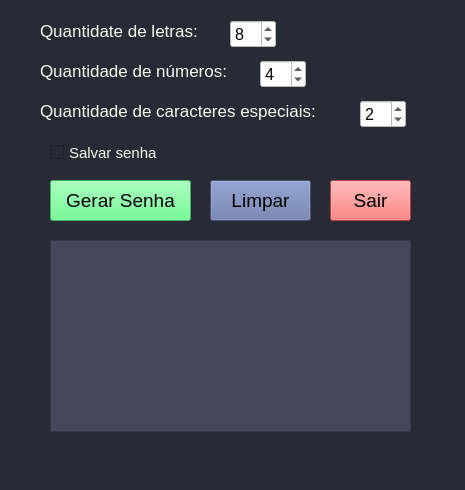
This is ui/main.ui in sandenbergmelo/gerador-de-senhas-python as Qt 5 draws it before an edit. The edited form follows.
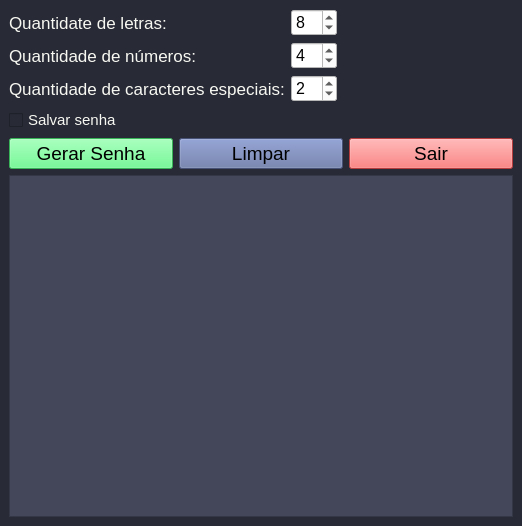
This is the edited form.

Patch:
```diff
--- a/ui/main.ui
+++ b/ui/main.ui
@@ -6,8 +6,8 @@
    <rect>
     <x>0</x>
     <y>0</y>
-    <width>465</width>
-    <height>490</height>
+    <width>522</width>
+    <height>526</height>
    </rect>
   </property>
   <property name="windowTitle">
@@ -17,15 +17,13 @@
    <string notr="true">background-color: rgb(40, 42, 54);</string>
   </property>
   <widget class="QWidget" name="centralwidget">
+   <layout class="QVBoxLayout" name="verticalLayout_5">
+    <item>
+     <layout class="QHBoxLayout" name="horizontalLayout_2">
+      <item>
+       <layout class="QVBoxLayout" name="verticalLayout_2">
+        <item>
    <widget class="QLabel" name="label">
-    <property name="geometry">
-     <rect>
-      <x>40</x>
-      <y>20</y>
-      <width>181</width>
-      <height>21</height>
-     </rect>
-    </property>
     <property name="font">
      <font>
       <pointsize>13</pointsize>
@@ -38,15 +36,9 @@
      <string>Quantidate de letras:</string>
     </property>
    </widget>
+        </item>
+        <item>
    <widget class="QLabel" name="label_2">
-    <property name="geometry">
-     <rect>
-      <x>40</x>
-      <y>60</y>
-      <width>212</width>
-      <height>21</height>
-     </rect>
-    </property>
     <property name="font">
      <font>
       <pointsize>13</pointsize>
@@ -59,15 +51,9 @@
      <string>Quantidade de números:</string>
     </property>
    </widget>
+        </item>
+        <item>
    <widget class="QLabel" name="label_3">
-    <property name="geometry">
-     <rect>
-      <x>40</x>
-      <y>100</y>
-      <width>311</width>
-      <height>21</height>
-     </rect>
-    </property>
     <property name="font">
      <font>
       <pointsize>13</pointsize>
@@ -80,39 +66,13 @@
      <string>Quantidade de caracteres especiais:</string>
     </property>
    </widget>
-   <widget class="QCheckBox" name="checkSalvarSenha">
-    <property name="geometry">
-     <rect>
-      <x>50</x>
-      <y>140</y>
-      <width>118</width>
-      <height>25</height>
-     </rect>
-    </property>
-    <property name="font">
-     <font>
-      <pointsize>11</pointsize>
-     </font>
-    </property>
-    <property name="cursor">
-     <cursorShape>PointingHandCursor</cursorShape>
-    </property>
-    <property name="styleSheet">
-     <string notr="true">color: rgb(248, 248, 242);</string>
-    </property>
-    <property name="text">
-     <string>Salvar senha</string>
-    </property>
-   </widget>
+        </item>
+       </layout>
+      </item>
+      <item>
+       <layout class="QVBoxLayout" name="verticalLayout_3">
+        <item>
    <widget class="QSpinBox" name="spinLetras">
-    <property name="geometry">
-     <rect>
-      <x>230</x>
-      <y>20</y>
-      <width>46</width>
-      <height>28</height>
-     </rect>
-    </property>
     <property name="font">
      <font>
       <pointsize>12</pointsize>
@@ -128,15 +88,9 @@
      <number>8</number>
     </property>
    </widget>
+        </item>
+        <item>
    <widget class="QSpinBox" name="spinNumeros">
-    <property name="geometry">
-     <rect>
-      <x>260</x>
-      <y>60</y>
-      <width>46</width>
-      <height>28</height>
-     </rect>
-    </property>
     <property name="font">
      <font>
       <pointsize>12</pointsize>
@@ -152,15 +106,9 @@
      <number>4</number>
     </property>
    </widget>
+        </item>
+        <item>
    <widget class="QSpinBox" name="spinCaracteres">
-    <property name="geometry">
-     <rect>
-      <x>360</x>
-      <y>100</y>
-      <width>46</width>
-      <height>28</height>
-     </rect>
-    </property>
     <property name="font">
      <font>
       <pointsize>12</pointsize>
@@ -176,15 +124,50 @@
      <number>2</number>
     </property>
    </widget>
+        </item>
+       </layout>
+      </item>
+      <item>
+       <spacer name="horizontalSpacer">
+        <property name="orientation">
+         <enum>Qt::Horizontal</enum>
+        </property>
+        <property name="sizeHint" stdset="0">
+         <size>
+          <width>40</width>
+          <height>20</height>
+         </size>
+        </property>
+       </spacer>
+      </item>
+     </layout>
+    </item>
+    <item>
+     <widget class="QCheckBox" name="checkSalvarSenha">
+      <property name="font">
+       <font>
+        <pointsize>11</pointsize>
+       </font>
+      </property>
+      <property name="cursor">
+       <cursorShape>PointingHandCursor</cursorShape>
+      </property>
+      <property name="styleSheet">
+       <string notr="true">color: rgb(248, 248, 242);</string>
+      </property>
+      <property name="text">
+       <string>Salvar senha</string>
+      </property>
+     </widget>
+    </item>
+    <item>
+     <layout class="QGridLayout" name="gridLayout">
+      <item row="0" column="0">
+       <layout class="QVBoxLayout" name="verticalLayout">
+        <item>
+         <layout class="QHBoxLayout" name="horizontalLayout">
+          <item>
    <widget class="QPushButton" name="pushGerarSenha">
-    <property name="geometry">
-     <rect>
-      <x>50</x>
-      <y>180</y>
-      <width>141</width>
-      <height>41</height>
-     </rect>
-    </property>
     <property name="font">
      <font>
       <pointsize>14</pointsize>
@@ -200,15 +183,47 @@
      <string>Gerar Senha</string>
     </property>
    </widget>
+          </item>
+          <item>
+           <widget class="QPushButton" name="pushLimpar">
+            <property name="font">
+             <font>
+              <pointsize>14</pointsize>
+             </font>
+            </property>
+            <property name="cursor">
+             <cursorShape>PointingHandCursor</cursorShape>
+            </property>
+            <property name="styleSheet">
+             <string notr="true">background-color: rgb(98, 114, 164);</string>
+            </property>
+            <property name="text">
+             <string>Limpar</string>
+            </property>
+           </widget>
+          </item>
+          <item>
+           <widget class="QPushButton" name="pushSair">
+            <property name="font">
+             <font>
+              <pointsize>14</pointsize>
+             </font>
+            </property>
+            <property name="cursor">
+             <cursorShape>PointingHandCursor</cursorShape>
+            </property>
+            <property name="styleSheet">
+             <string notr="true">background-color: rgb(255, 85, 85);</string>
+            </property>
+            <property name="text">
+             <string>Sair</string>
+            </property>
+           </widget>
+          </item>
+         </layout>
+        </item>
+        <item>
    <widget class="QListWidget" name="listSaida">
-    <property name="geometry">
-     <rect>
-      <x>50</x>
-      <y>240</y>
-      <width>361</width>
-      <height>192</height>
-     </rect>
-    </property>
     <property name="font">
      <font>
       <family>Monospace</family>
@@ -259,54 +274,12 @@
      <bool>true</bool>
     </property>
    </widget>
-   <widget class="QPushButton" name="pushLimpar">
-    <property name="geometry">
-     <rect>
-      <x>210</x>
-      <y>180</y>
-      <width>101</width>
-      <height>41</height>
-     </rect>
-    </property>
-    <property name="font">
-     <font>
-      <pointsize>14</pointsize>
-     </font>
-    </property>
-    <property name="cursor">
-     <cursorShape>PointingHandCursor</cursorShape>
-    </property>
-    <property name="styleSheet">
-     <string notr="true">background-color: rgb(98, 114, 164);</string>
-    </property>
-    <property name="text">
-     <string>Limpar</string>
-    </property>
-   </widget>
-   <widget class="QPushButton" name="pushSair">
-    <property name="geometry">
-     <rect>
-      <x>330</x>
-      <y>180</y>
-      <width>81</width>
-      <height>41</height>
-     </rect>
-    </property>
-    <property name="font">
-     <font>
-      <pointsize>14</pointsize>
-     </font>
-    </property>
-    <property name="cursor">
-     <cursorShape>PointingHandCursor</cursorShape>
-    </property>
-    <property name="styleSheet">
-     <string notr="true">background-color: rgb(255, 85, 85);</string>
-    </property>
-    <property name="text">
-     <string>Sair</string>
-    </property>
-   </widget>
+        </item>
+       </layout>
+      </item>
+     </layout>
+    </item>
+   </layout>
   </widget>
   <widget class="QMenuBar" name="menubar">
    <property name="geometry">
@@ -318,7 +291,6 @@
     </rect>
    </property>
   </widget>
-  <widget class="QStatusBar" name="statusbar"/>
  </widget>
  <resources/>
  <connections/>
```
Left out of the diff: 2 changed lines with no effect on the pictures. Lines whose indentation alone changed are shown as unchanged.
